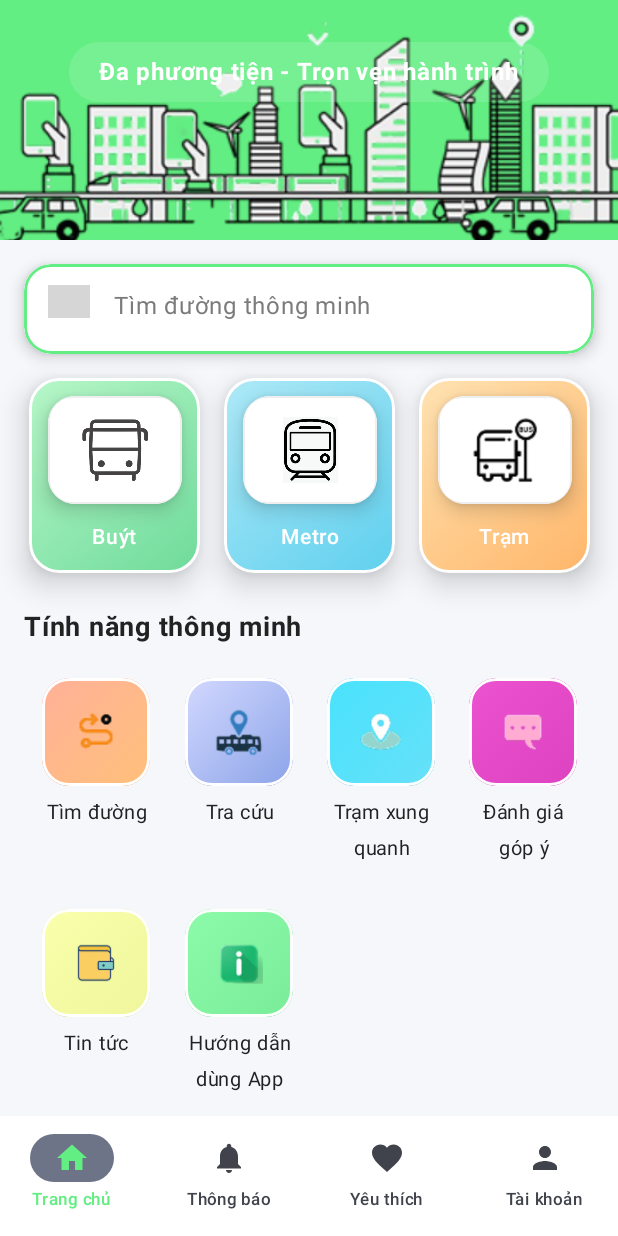
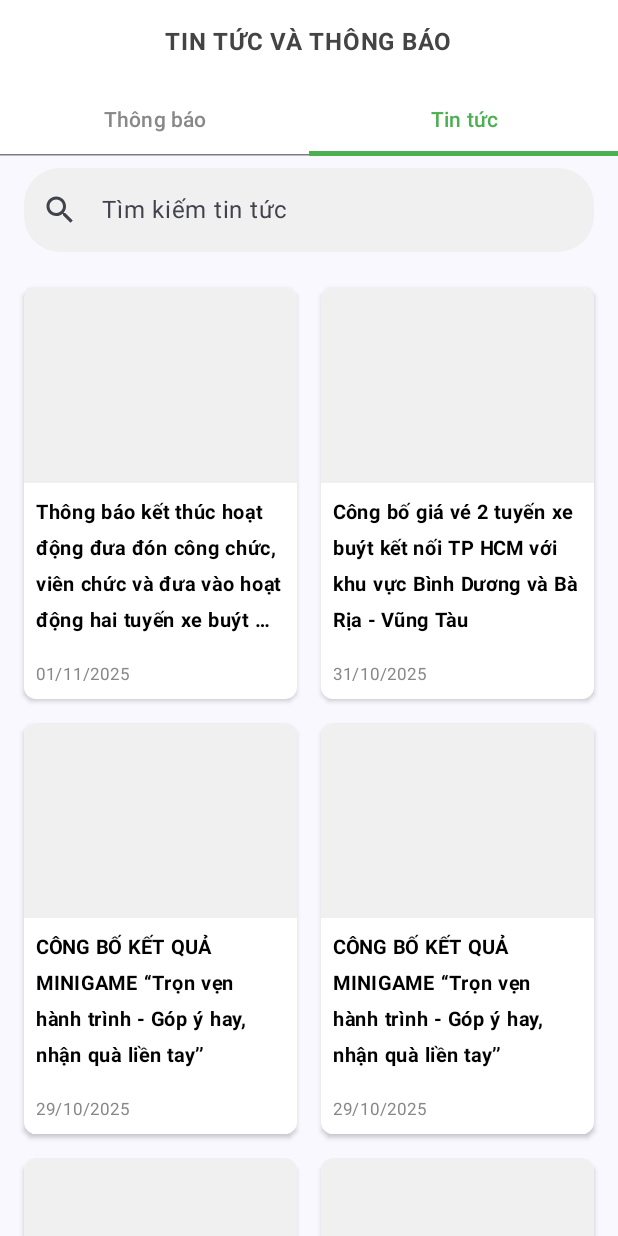
Before and after one commit to LeNguyenDuyCuong99zw/AppBusCitytracuutuyenxebuyt, an Android app built with Jetpack Compose: the screen it shows after launch (MainActivity), item 2 of the bottom bar chosen, on a phone screen of 412 x 824 dp. Run offline under Robolectric (Android 15) with nearby library versions, the phone set to English and light mode, and no system bars; grey boxes are pictures that could not be loaded.

Commit message:
update MainACtivity

```diff
--- a/app/src/main/java/com/map/buscity/MainActivity.kt
+++ b/app/src/main/java/com/map/buscity/MainActivity.kt
@@ -4,74 +4,72 @@ import android.os.Bundle
 import androidx.activity.ComponentActivity
 import androidx.activity.compose.setContent
 import androidx.activity.enableEdgeToEdge
+import androidx.compose.foundation.layout.Box
 import androidx.compose.foundation.layout.fillMaxSize
-import androidx.compose.material3.Text
-import androidx.compose.runtime.Composable
-import androidx.compose.ui.Modifier
-import androidx.compose.ui.tooling.preview.Preview
-import com.map.buscity.ui.theme.BusCityTheme
-import com.map.buscity.ui.splash.SplashScreen
-import com.map.buscity.ui.home.HomeScreen
-import androidx.compose.runtime.LaunchedEffect
-import androidx.compose.runtime.mutableStateOf
-import androidx.compose.runtime.remember
-import androidx.compose.runtime.getValue
-import androidx.compose.runtime.setValue
-import kotlinx.coroutines.delay
 import androidx.compose.animation.AnimatedVisibility
 import androidx.compose.animation.fadeIn
 import androidx.compose.animation.fadeOut
 import androidx.compose.animation.slideInVertically
 import androidx.compose.animation.slideOutVertically
 import androidx.compose.animation.core.tween
-import androidx.compose.foundation.layout.Box
+import androidx.compose.runtime.*
+import androidx.compose.ui.Modifier
+import com.map.buscity.ui.theme.BusCityTheme
+import com.map.buscity.ui.splash.SplashScreen
+import com.map.buscity.ui.home.HomeScreen
+import kotlinx.coroutines.delay
+import androidx.navigation.compose.NavHost
+import androidx.navigation.compose.composable
+import androidx.navigation.compose.rememberNavController
+import com.map.buscity.ui.news.NewsScreen
+
+
+
+
 
 class MainActivity : ComponentActivity() {
     override fun onCreate(savedInstanceState: Bundle?) {
         super.onCreate(savedInstanceState)
         enableEdgeToEdge()
+
         setContent {
             BusCityTheme {
-                // Show splash first, then transition to Home with fade+slide animations
+                val navController = rememberNavController()
                 var showSplash by remember { mutableStateOf(true) }
+
+                // Splash screen delay
                 LaunchedEffect(Unit) {
-                    // keep splash visible for 2 seconds
-                    delay(5000L)
+                    delay(3000L) // 3 giây
                     showSplash = false
                 }
 
                 Box(modifier = Modifier.fillMaxSize()) {
+                    // Splash screen animation
                     AnimatedVisibility(
                         visible = showSplash,
-                        exit = fadeOut(animationSpec = tween(durationMillis = 350)) + slideOutVertically(targetOffsetY = { -it / 4 }, animationSpec = tween(350))
+                        exit = fadeOut(animationSpec = tween(350)) +
+                                slideOutVertically(targetOffsetY = { -it / 4 }, animationSpec = tween(350))
                     ) {
                         SplashScreen(modifier = Modifier.fillMaxSize())
                     }
 
+                    // Navigation animation & content
                     AnimatedVisibility(
                         visible = !showSplash,
-                        enter = fadeIn(animationSpec = tween(durationMillis = 350)) + slideInVertically(initialOffsetY = { it / 4 }, animationSpec = tween(350))
+                        enter = fadeIn(animationSpec = tween(350)) +
+                                slideInVertically(initialOffsetY = { it / 4 }, animationSpec = tween(350))
                     ) {
-                        HomeScreen(modifier = Modifier.fillMaxSize())
+                        NavHost(navController = navController, startDestination = "home") {
+                            composable("home") {
+                                HomeScreen(navController = navController)
+                            }
+                            composable("news") {
+                                NewsScreen()
+                            }
+                        }
                     }
                 }
             }
         }
     }
 }
-
-@Composable
-fun Greeting(name: String, modifier: Modifier = Modifier) {
-    Text(
-        text = "Hello $name!",
-        modifier = modifier
-    )
-}
-
-@Preview(showBackground = true)
-@Composable
-fun GreetingPreview() {
-    BusCityTheme {
-        Greeting("Android")
-    }
-}
--- a/app/src/main/java/com/map/buscity/ui/home/HomeScreen.kt
+++ b/app/src/main/java/com/map/buscity/ui/home/HomeScreen.kt
@@ -62,40 +62,55 @@ import androidx.compose.material3.NavigationBarItemDefaults
 import androidx.compose.material3.Icon
 import androidx.compose.foundation.layout.offset
 import com.map.buscity.R
+import androidx.navigation.NavController
+import androidx.navigation.compose.NavHost
+import androidx.navigation.compose.composable
+import androidx.navigation.compose.rememberNavController
+import androidx.compose.runtime.*
+import androidx.navigation.compose.rememberNavController
 
+
+
+@OptIn(ExperimentalMaterial3Api::class)
 @Composable
-@OptIn(ExperimentalMaterial3Api::class)
-fun HomeScreen(modifier: Modifier = Modifier) {
+fun HomeScreen(navController: NavController, modifier: Modifier = Modifier) {
+    var selectedTabIndex by remember { mutableStateOf(0) } // state cho bottom navigation
+
     Scaffold(
         modifier = modifier.fillMaxSize(),
         containerColor = Color(0xFFF6F7FB),
         bottomBar = {
             NavigationBar(containerColor = Color.White, tonalElevation = 4.dp) {
-                var selectedIndex = 0 // local simple state not preserved across recompositions; it's illustrative
                 NavigationBarItem(
-                    selected = true,
-                    onClick = { /* TODO navigate */ },
+                    selected = selectedTabIndex == 0,
+                    onClick = { selectedTabIndex = 0 },
                     icon = { Icon(Icons.Filled.Home, contentDescription = "Home") },
-                    label = { Text(text = "Trang chủ", fontSize = 11.sp) },
-                    colors = NavigationBarItemDefaults.colors(selectedIconColor = Color(0xFF63EE83), selectedTextColor = Color(0xFF63EE83))
+                    label = { Text("Trang chủ", fontSize = 11.sp) },
+                    colors = NavigationBarItemDefaults.colors(
+                        selectedIconColor = Color(0xFF63EE83),
+                        selectedTextColor = Color(0xFF63EE83)
+                    )
                 )
                 NavigationBarItem(
-                    selected = false,
-                    onClick = { /* TODO */ },
-                    icon = { Icon(Icons.Filled.Notifications, contentDescription = "Notifications") },
-                    label = { Text(text = "Thông báo", fontSize = 11.sp) }
+                    selected = selectedTabIndex == 1,
+                    onClick = {
+                        selectedTabIndex = 1
+                        navController.navigate("news")
+                    },
+                    icon = { Icon(Icons.Filled.Notifications, contentDescription = "Thông báo") },
+                    label = { Text("Thông báo", fontSize = 11.sp) }
                 )
                 NavigationBarItem(
-                    selected = false,
-                    onClick = { /* TODO */ },
-                    icon = { Icon(Icons.Filled.Favorite, contentDescription = "Fav") },
-                    label = { Text(text = "Yêu thích", fontSize = 11.sp) }
+                    selected = selectedTabIndex == 2,
+                    onClick = { selectedTabIndex = 2 },
+                    icon = { Icon(Icons.Filled.Favorite, contentDescription = "Yêu thích") },
+                    label = { Text("Yêu thích", fontSize = 11.sp) }
                 )
                 NavigationBarItem(
-                    selected = false,
-                    onClick = { /* TODO */ },
-                    icon = { Icon(Icons.Filled.Person, contentDescription = "Account") },
-                    label = { Text(text = "Tài khoản", fontSize = 11.sp) }
+                    selected = selectedTabIndex == 3,
+                    onClick = { selectedTabIndex = 3 },
+                    icon = { Icon(Icons.Filled.Person, contentDescription = "Tài khoản") },
+                    label = { Text("Tài khoản", fontSize = 11.sp) }
                 )
             }
         }
```
